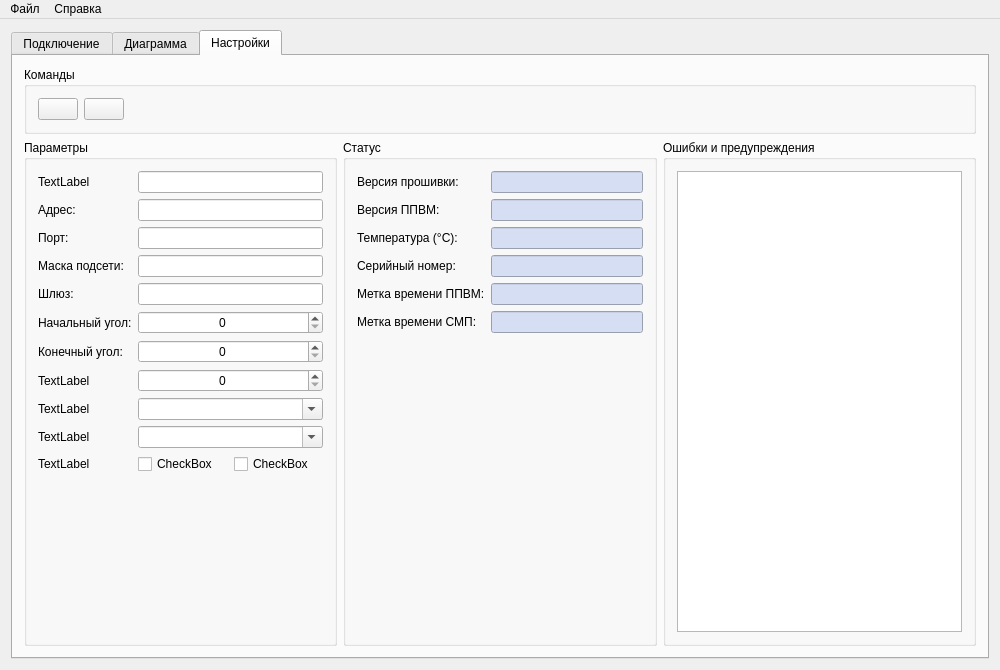
Before: the Qt Designer form Source/window.ui in Grandbrain/Sensor, drawn with Qt 5.
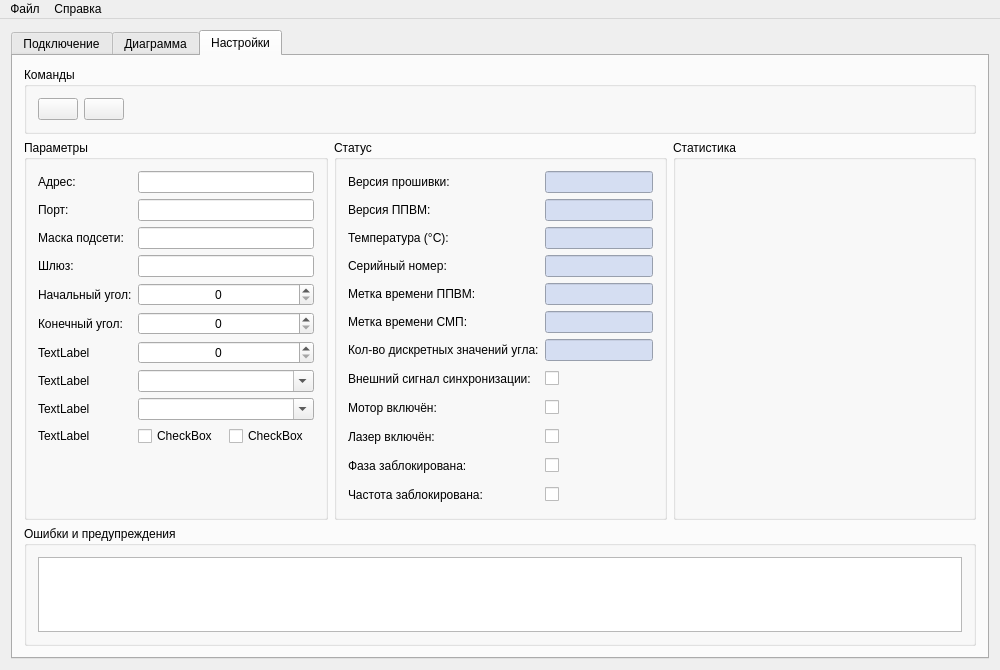
After: the same form once the commit is applied. The open tabs and pages were chosen to show the change. Icons and pictures are not drawn.

Diff of the .ui file:
```diff
--- a/Source/window.ui
+++ b/Source/window.ui
@@ -334,36 +334,13 @@
             <enum>QFormLayout::AllNonFixedFieldsGrow</enum>
            </property>
            <item row="0" column="0">
-            <widget class="QLabel" name="label_10">
-             <property name="text">
-              <string>TextLabel</string>
-             </property>
-            </widget>
-           </item>
-           <item row="0" column="1">
-            <widget class="QLineEdit" name="lineEdit_5">
-             <property name="sizePolicy">
-              <sizepolicy hsizetype="Preferred" vsizetype="Fixed">
-               <horstretch>0</horstretch>
-               <verstretch>0</verstretch>
-              </sizepolicy>
-             </property>
-             <property name="alignment">
-              <set>Qt::AlignCenter</set>
-             </property>
-             <property name="clearButtonEnabled">
-              <bool>true</bool>
-             </property>
-            </widget>
-           </item>
-           <item row="1" column="0">
             <widget class="QLabel" name="labelAddress">
              <property name="text">
               <string>Адрес:</string>
              </property>
             </widget>
            </item>
-           <item row="1" column="1">
+           <item row="0" column="1">
             <widget class="QLineEdit" name="lineEdit">
              <property name="alignment">
               <set>Qt::AlignCenter</set>
@@ -373,14 +350,14 @@
              </property>
             </widget>
            </item>
-           <item row="2" column="0">
+           <item row="1" column="0">
             <widget class="QLabel" name="label_2">
              <property name="text">
               <string>Порт:</string>
              </property>
             </widget>
            </item>
-           <item row="2" column="1">
+           <item row="1" column="1">
             <widget class="QLineEdit" name="lineEdit_2">
              <property name="alignment">
               <set>Qt::AlignCenter</set>
@@ -390,14 +367,14 @@
              </property>
             </widget>
            </item>
-           <item row="3" column="0">
+           <item row="2" column="0">
             <widget class="QLabel" name="label_3">
              <property name="text">
               <string>Маска подсети:</string>
              </property>
             </widget>
            </item>
-           <item row="3" column="1">
+           <item row="2" column="1">
             <widget class="QLineEdit" name="lineEdit_3">
              <property name="alignment">
               <set>Qt::AlignCenter</set>
@@ -407,14 +384,14 @@
              </property>
             </widget>
            </item>
-           <item row="4" column="0">
+           <item row="3" column="0">
             <widget class="QLabel" name="label_4">
              <property name="text">
               <string>Шлюз:</string>
              </property>
             </widget>
            </item>
-           <item row="4" column="1">
+           <item row="3" column="1">
             <widget class="QLineEdit" name="lineEdit_4">
              <property name="alignment">
               <set>Qt::AlignCenter</set>
@@ -424,84 +401,84 @@
              </property>
             </widget>
            </item>
-           <item row="5" column="0">
+           <item row="4" column="0">
             <widget class="QLabel" name="label_5">
              <property name="text">
               <string>Начальный угол:</string>
              </property>
             </widget>
            </item>
-           <item row="5" column="1">
+           <item row="4" column="1">
             <widget class="QSpinBox" name="spinBox">
              <property name="alignment">
               <set>Qt::AlignCenter</set>
              </property>
             </widget>
            </item>
-           <item row="6" column="0">
+           <item row="5" column="0">
             <widget class="QLabel" name="label_6">
              <property name="text">
               <string>Конечный угол:</string>
              </property>
             </widget>
            </item>
-           <item row="6" column="1">
+           <item row="5" column="1">
             <widget class="QSpinBox" name="spinBox_2">
              <property name="alignment">
               <set>Qt::AlignCenter</set>
              </property>
             </widget>
            </item>
-           <item row="7" column="0">
+           <item row="6" column="0">
             <widget class="QLabel" name="label_7">
              <property name="text">
               <string>TextLabel</string>
              </property>
             </widget>
            </item>
-           <item row="7" column="1">
+           <item row="6" column="1">
             <widget class="QSpinBox" name="spinBox_3">
              <property name="alignment">
               <set>Qt::AlignCenter</set>
              </property>
             </widget>
            </item>
-           <item row="8" column="0">
+           <item row="7" column="0">
             <widget class="QLabel" name="label_8">
              <property name="text">
               <string>TextLabel</string>
              </property>
             </widget>
            </item>
-           <item row="8" column="1">
+           <item row="7" column="1">
             <widget class="QComboBox" name="comboBox">
              <property name="editable">
               <bool>true</bool>
              </property>
             </widget>
            </item>
-           <item row="9" column="0">
+           <item row="8" column="0">
             <widget class="QLabel" name="label_9">
              <property name="text">
               <string>TextLabel</string>
              </property>
             </widget>
            </item>
-           <item row="9" column="1">
+           <item row="8" column="1">
             <widget class="QComboBox" name="comboBox_2">
              <property name="editable">
               <bool>true</bool>
              </property>
             </widget>
            </item>
-           <item row="10" column="0">
+           <item row="9" column="0">
             <widget class="QLabel" name="label_11">
              <property name="text">
               <string>TextLabel</string>
              </property>
             </widget>
            </item>
-           <item row="10" column="1">
+           <item row="9" column="1">
             <layout class="QHBoxLayout" name="layoutCheckBox">
              <item>
               <widget class="QCheckBox" name="checkErrorsDataFlag">
@@ -585,52 +562,260 @@
              </property>
             </widget>
            </item>
-           <item row="4" column="0">
+           <item row="3" column="0">
             <widget class="QLabel" name="label_18">
              <property name="text">
               <string>Серийный номер:</string>
              </property>
             </widget>
            </item>
-           <item row="4" column="1">
+           <item row="3" column="1">
             <widget class="QLineEdit" name="lineEdit_12">
              <property name="styleSheet">
               <string notr="true">.QLineEdit { background-color: rgb(213, 222, 242); }</string>
              </property>
             </widget>
            </item>
-           <item row="5" column="0">
+           <item row="4" column="0">
             <widget class="QLabel" name="label_19">
              <property name="text">
               <string>Метка времени ППВМ:</string>
              </property>
             </widget>
            </item>
-           <item row="5" column="1">
+           <item row="4" column="1">
             <widget class="QLineEdit" name="lineEdit_6">
              <property name="styleSheet">
               <string notr="true">.QLineEdit { background-color: rgb(213, 222, 242); }</string>
              </property>
             </widget>
            </item>
-           <item row="6" column="0">
+           <item row="5" column="0">
             <widget class="QLabel" name="label">
              <property name="text">
               <string>Метка времени СМП:</string>
              </property>
             </widget>
            </item>
-           <item row="6" column="1">
+           <item row="5" column="1">
             <widget class="QLineEdit" name="lineEdit_7">
              <property name="styleSheet">
               <string notr="true">.QLineEdit { background-color: rgb(213, 222, 242); }</string>
              </property>
             </widget>
            </item>
+           <item row="6" column="0">
+            <widget class="QLabel" name="label_12">
+             <property name="text">
+              <string>Кол-во дискретных значений угла:</string>
+             </property>
+            </widget>
+           </item>
+           <item row="6" column="1">
+            <widget class="QLineEdit" name="lineEdit_10">
+             <property name="styleSheet">
+              <string notr="true">.QLineEdit { background-color: rgb(213, 222, 242); }</string>
+             </property>
+            </widget>
+           </item>
+           <item row="7" column="0">
+            <widget class="QLabel" name="label_10">
+             <property name="text">
+              <string>Внешний сигнал синхронизации:</string>
+             </property>
+            </widget>
+           </item>
+           <item row="7" column="1">
+            <layout class="QHBoxLayout" name="horizontalLayout_5">
+             <property name="topMargin">
+              <number>4</number>
+             </property>
+             <property name="bottomMargin">
+              <number>4</number>
+             </property>
+             <item>
+              <widget class="QCheckBox" name="checkBox_4">
+               <property name="sizePolicy">
+                <sizepolicy hsizetype="Fixed" vsizetype="Preferred">
+                 <horstretch>0</horstretch>
+                 <verstretch>0</verstretch>
+                </sizepolicy>
+               </property>
+               <property name="mouseTracking">
+                <bool>false</bool>
+               </property>
+               <property name="focusPolicy">
+                <enum>Qt::NoFocus</enum>
+               </property>
+               <property name="contextMenuPolicy">
+                <enum>Qt::NoContextMenu</enum>
+               </property>
+              </widget>
+             </item>
+            </layout>
+           </item>
+           <item row="8" column="0">
+            <widget class="QLabel" name="label_16">
+             <property name="text">
+              <string>Мотор включён:</string>
+             </property>
+            </widget>
+           </item>
+           <item row="8" column="1">
+            <layout class="QHBoxLayout" name="horizontalLayout_4">
+             <property name="topMargin">
+              <number>4</number>
+             </property>
+             <property name="bottomMargin">
+              <number>4</number>
+             </property>
+             <item>
+              <widget class="QCheckBox" name="checkBox_3">
+               <property name="sizePolicy">
+                <sizepolicy hsizetype="Fixed" vsizetype="Fixed">
+                 <horstretch>0</horstretch>
+                 <verstretch>0</verstretch>
+                </sizepolicy>
+               </property>
+               <property name="mouseTracking">
+                <bool>false</bool>
+               </property>
+               <property name="focusPolicy">
+                <enum>Qt::NoFocus</enum>
+               </property>
+               <property name="contextMenuPolicy">
+                <enum>Qt::NoContextMenu</enum>
+               </property>
+              </widget>
+             </item>
+            </layout>
+           </item>
+           <item row="9" column="0">
+            <widget class="QLabel" name="label_17">
+             <property name="text">
+              <string>Лазер включён:</string>
+             </property>
+            </widget>
+           </item>
+           <item row="9" column="1">
+            <layout class="QHBoxLayout" name="horizontalLayout_3">
+             <property name="topMargin">
+              <number>4</number>
+             </property>
+             <property name="bottomMargin">
+              <number>4</number>
+             </property>
+             <item>
+              <widget class="QCheckBox" name="checkBox_2">
+               <property name="sizePolicy">
+                <sizepolicy hsizetype="Fixed" vsizetype="Fixed">
+                 <horstretch>0</horstretch>
+                 <verstretch>0</verstretch>
+                </sizepolicy>
+               </property>
+               <property name="mouseTracking">
+                <bool>false</bool>
+               </property>
+               <property name="focusPolicy">
+                <enum>Qt::NoFocus</enum>
+               </property>
+               <property name="contextMenuPolicy">
+                <enum>Qt::NoContextMenu</enum>
+               </property>
+              </widget>
+             </item>
+            </layout>
+           </item>
+           <item row="10" column="0">
+            <widget class="QLabel" name="label_20">
+             <property name="text">
+              <string>Фаза заблокирована:</string>
+             </property>
+            </widget>
+           </item>
+           <item row="10" column="1">
+            <layout class="QHBoxLayout" name="horizontalLayout_2">
+             <property name="topMargin">
+              <number>4</number>
+             </property>
+             <property name="bottomMargin">
+              <number>4</number>
+             </property>
+             <item>
+              <widget class="QCheckBox" name="checkBox">
+               <property name="sizePolicy">
+                <sizepolicy hsizetype="Fixed" vsizetype="Fixed">
+                 <horstretch>0</horstretch>
+                 <verstretch>0</verstretch>
+                </sizepolicy>
+               </property>
+               <property name="mouseTracking">
+                <bool>false</bool>
+               </property>
+               <property name="focusPolicy">
+                <enum>Qt::NoFocus</enum>
+               </property>
+               <property name="contextMenuPolicy">
+                <enum>Qt::NoContextMenu</enum>
+               </property>
+              </widget>
+             </item>
+            </layout>
+           </item>
+           <item row="11" column="0">
+            <widget class="QLabel" name="label_21">
+             <property name="text">
+              <string>Частота заблокирована:</string>
+             </property>
+            </widget>
+           </item>
+           <item row="11" column="1">
+            <layout class="QHBoxLayout" name="horizontalLayout">
+             <property name="topMargin">
+              <number>4</number>
+             </property>
+             <property name="bottomMargin">
+              <number>4</number>
+             </property>
+             <item>
+              <widget class="QCheckBox" name="checkBox_5">
+               <property name="sizePolicy">
+                <sizepolicy hsizetype="Fixed" vsizetype="Fixed">
+                 <horstretch>0</horstretch>
+                 <verstretch>0</verstretch>
+                </sizepolicy>
+               </property>
+               <property name="mouseTracking">
+                <bool>false</bool>
+               </property>
+               <property name="focusPolicy">
+                <enum>Qt::NoFocus</enum>
+               </property>
+               <property name="contextMenuPolicy">
+                <enum>Qt::NoContextMenu</enum>
+               </property>
+              </widget>
+             </item>
+            </layout>
+           </item>
           </layout>
          </widget>
         </item>
         <item row="1" column="2">
+         <widget class="QGroupBox" name="groupBox_2">
+          <property name="sizePolicy">
+           <sizepolicy hsizetype="Expanding" vsizetype="Preferred">
+            <horstretch>0</horstretch>
+            <verstretch>0</verstretch>
+           </sizepolicy>
+          </property>
+          <property name="title">
+           <string>Статистика</string>
+          </property>
+          <layout class="QGridLayout" name="layoutStatistics"/>
+         </widget>
+        </item>
+        <item row="2" column="0" colspan="3">
          <widget class="QGroupBox" name="groupDesc">
           <property name="sizePolicy">
            <sizepolicy hsizetype="Expanding" vsizetype="Preferred">
```
Left out of the diff: 12 changed lines with no effect on the pictures.
